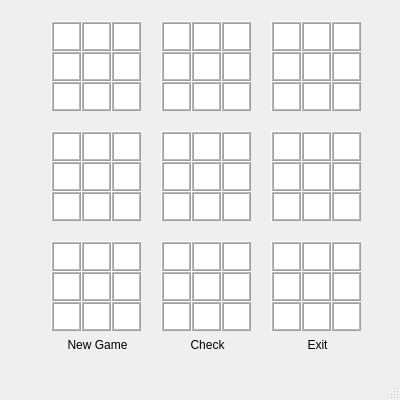
E1SS/Sudoku-The-Game, file Source/sudoku.ui: the form before one commit.
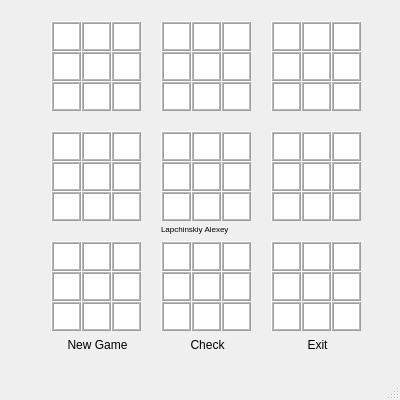
The form after the commit. Icons and pictures are not drawn.

Commit message: Исходники (Qt/C++)

Diff of the .ui file:
```diff
--- a/Source/sudoku.ui
+++ b/Source/sudoku.ui
@@ -9176,6 +9176,24 @@
          <bool>true</bool>
         </property>
        </widget>
+       <widget class="QLabel" name="label">
+        <property name="geometry">
+         <rect>
+          <x>150</x>
+          <y>210</y>
+          <width>91</width>
+          <height>16</height>
+         </rect>
+        </property>
+        <property name="font">
+         <font>
+          <pointsize>6</pointsize>
+         </font>
+        </property>
+        <property name="text">
+         <string>Lapchinskiy Alexey</string>
+        </property>
+       </widget>
       </widget>
       <widget class="QWidget" name="page_2"/>
      </widget>
```
Left out of the diff: 560 changed lines with no effect on the pictures. The commit also changes 1 other file.
